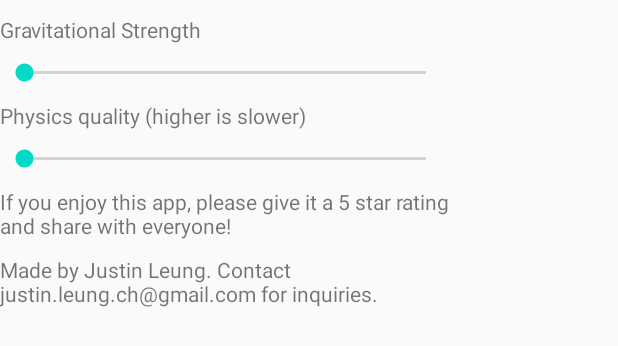
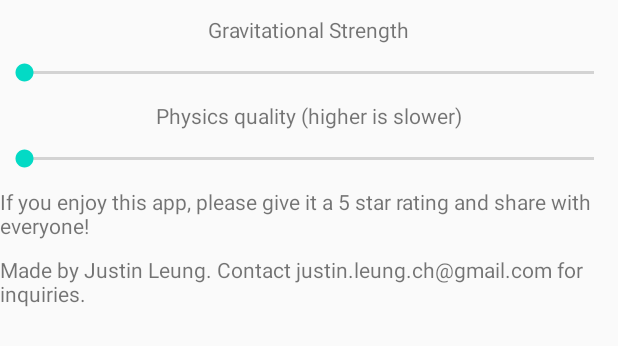
Before and after one commit to leungjch/universe-maker-app, an Android app: the layout activity_dialog.xml on its own in the app's theme, with its tools: preview values and no code run, on a phone screen of 412 x 824 dp. Shown: the top 346 px of the screen. Run offline under Robolectric (Android 15) with nearby library versions, the light colour scheme and no system bars.

Commit message:
Horizontal align

```diff
--- a/app/src/main/res/layout/activity_dialog.xml
+++ b/app/src/main/res/layout/activity_dialog.xml
@@ -2,55 +2,50 @@
 <LinearLayout xmlns:android="http://schemas.android.com/apk/res/android"
     android:layout_width="match_parent"
     android:layout_height="match_parent"
+    android:layout_alignParentStart="true"
+    android:layout_alignParentEnd="true"
+    android:gravity="center_horizontal"
     android:orientation="vertical">
 
 
     <TextView
         android:id="@+id/gravityText"
-        android:layout_width="300dp"
+        android:layout_width="wrap_content"
         android:layout_height="wrap_content"
         android:layout_marginTop="10dp"
-        android:text="Gravitational Strength"
-        />
+        android:text="Gravitational Strength" />
 
     <SeekBar
         android:id="@+id/gravitySeeker"
-        android:layout_width="300dp"
+        android:layout_width="match_parent"
         android:layout_height="wrap_content"
         android:layout_marginTop="10dp" />
 
-    <TextView
-        xmlns:android="http://schemas.android.com/apk/res/android"
+    <TextView xmlns:android="http://schemas.android.com/apk/res/android"
         android:id="@+id/gravityText"
-        android:layout_width="300dp"
+        android:layout_width="wrap_content"
         android:layout_height="wrap_content"
         android:layout_marginTop="10dp"
-        android:text="Physics quality (higher is slower)"
-        />
+        android:text="Physics quality (higher is slower)" />
 
-    <SeekBar
-        xmlns:android="http://schemas.android.com/apk/res/android"
+    <SeekBar xmlns:android="http://schemas.android.com/apk/res/android"
         android:id="@+id/timeSeeker"
-        android:layout_width="300dp"
+        android:layout_width="match_parent"
         android:layout_height="wrap_content"
         android:layout_marginTop="10dp" />
 
-    <TextView
-        xmlns:android="http://schemas.android.com/apk/res/android"
-        android:id="@+id/gravityText"
-        android:layout_width="300dp"
+    <TextView xmlns:android="http://schemas.android.com/apk/res/android"
+        android:id="@+id/ratingEncourage"
+        android:layout_width="wrap_content"
         android:layout_height="wrap_content"
         android:layout_marginTop="10dp"
-        android:text="If you enjoy this app, please give it a 5 star rating and share with everyone!"
-        />
+        android:text="If you enjoy this app, please give it a 5 star rating and share with everyone!" />
 
-    <TextView
-        xmlns:android="http://schemas.android.com/apk/res/android"
-        android:id="@+id/gravityText"
-        android:layout_width="300dp"
+    <TextView xmlns:android="http://schemas.android.com/apk/res/android"
+        android:id="@+id/contactInfo"
+        android:layout_width="wrap_content"
         android:layout_height="wrap_content"
         android:layout_marginTop="10dp"
-        android:text="Made by Justin Leung. Contact justin.leung.ch@gmail.com for inquiries."
-        />
+        android:text="Made by Justin Leung. Contact justin.leung.ch@gmail.com for inquiries." />
 
 </LinearLayout>
```
Also changed, not shown: app/src/main/java/com/leungjch/orbitalapp/MainActivity.java (+15 -4 lines).
